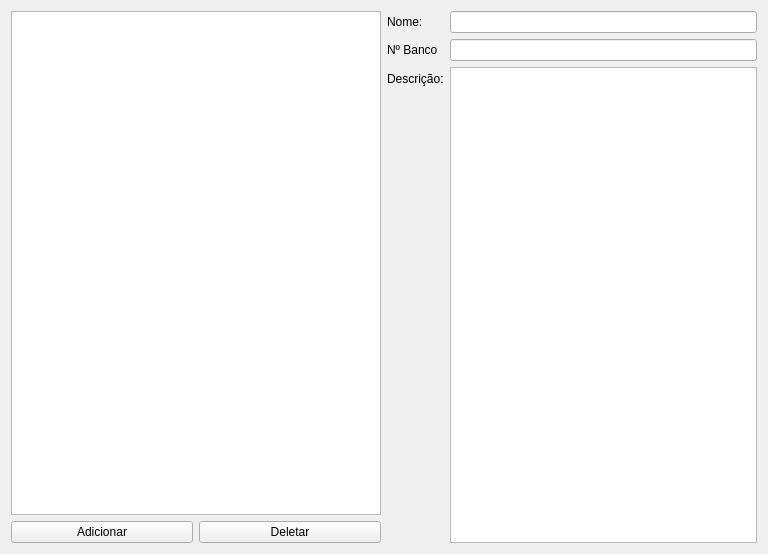
First picture: the form in forms/brokersEditor.ui, repository gusttav-lang/Financial-Controller, before the edit.
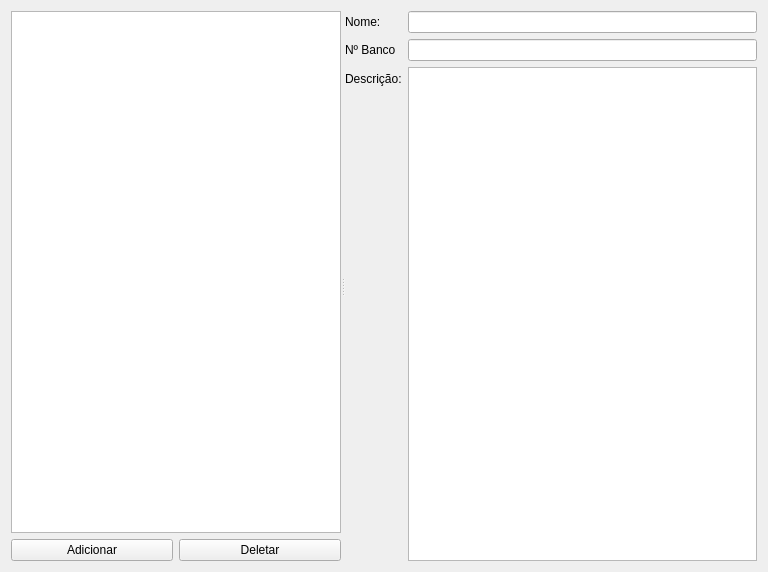
Second picture: the form after the edit.

Commit message: adicionado splitter nas interfaces

Diff of the .ui file:
```diff
--- a/forms/brokersEditor.ui
+++ b/forms/brokersEditor.ui
@@ -7,14 +7,19 @@
     <x>0</x>
     <y>0</y>
     <width>768</width>
-    <height>554</height>
+    <height>572</height>
    </rect>
   </property>
   <property name="windowTitle">
    <string>Brokers</string>
   </property>
-  <layout class="QHBoxLayout" name="horizontalLayout_2">
-   <item>
+  <layout class="QGridLayout" name="gridLayout">
+   <item row="0" column="0">
+    <widget class="QSplitter" name="splitter">
+     <property name="orientation">
+      <enum>Qt::Horizontal</enum>
+     </property>
+     <widget class="QWidget" name="">
     <layout class="QVBoxLayout" name="verticalLayout">
      <item>
       <widget class="QListWidget" name="lw_brokers_list"/>
@@ -38,8 +43,8 @@
       </layout>
      </item>
     </layout>
-   </item>
-   <item>
+     </widget>
+     <widget class="QWidget" name="">
     <layout class="QFormLayout" name="formLayout">
      <item row="0" column="0">
       <widget class="QLabel" name="label">
@@ -72,6 +77,8 @@
       <widget class="QPlainTextEdit" name="plainTextEdit_description"/>
      </item>
     </layout>
+     </widget>
+    </widget>
    </item>
   </layout>
  </widget>
```
Lines whose indentation alone changed are shown as unchanged. The commit also changes 12 other files.
